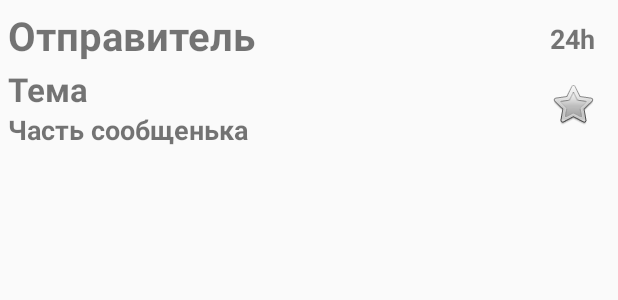
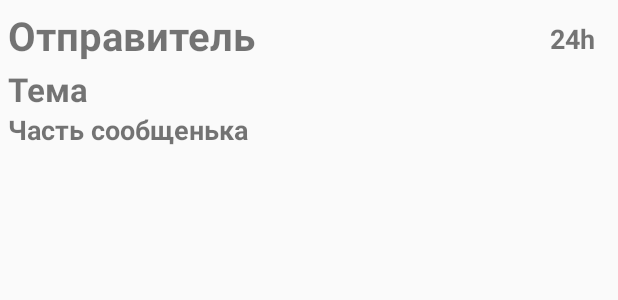
Before and after one commit to BASBK/dstunotify, an Android app: the layout item_list.xml on its own in the app's theme, with its tools: preview values and no code run, on a phone screen of 412 x 824 dp. Shown: the top 300 px of the screen. Run offline under Robolectric (Android 15) with nearby library versions, the phone set to English and light mode, and no system bars.

```diff
--- a/app/src/main/res/layout/item_list.xml
+++ b/app/src/main/res/layout/item_list.xml
@@ -9,13 +9,14 @@
 
     <TextView
         android:id="@+id/time"
-        android:layout_width="wrap_content"
+        android:layout_width="100dp"
         android:layout_height="wrap_content"
         android:layout_alignParentRight="true"
         android:layout_marginRight="15dp"
         android:layout_marginTop="8dp"
         android:textSize="8pt"
         android:textStyle="bold"
+        android:gravity="right"
         android:text="@string/time" />
 
     <TextView
@@ -45,19 +46,7 @@
         android:textStyle="bold"
         android:textSize="10pt"
         android:text="@string/theme_name" />
-    <CheckBox
-        android:id="@+id/add2fav"
-        android:layout_width="wrap_content"
-        android:layout_height="wrap_content"
-        android:layout_toRightOf="@id/Theme"
-        android:button="@null"
-        android:drawableRight="@android:drawable/btn_star"
-        android:layout_alignParentRight="true"
-        android:layout_marginRight="14dp"
-        android:layout_marginTop="15dp"
-        android:layout_below="@id/time"
-        android:layout_alignLeft="@id/time"
-        />
+
     <TextView
         android:id="@+id/messagePart"
         android:layout_width="wrap_content"
```
Also changed, not shown: app/src/main/java/com/example/bas_bk/dstunotify/MainActivity.java (+17 -9 lines), app/src/main/java/com/example/bas_bk/dstunotify/Message.java (+0 -14 lines), app/src/main/java/com/example/bas_bk/dstunotify/NetworkAsyncTask.java (+11 -28 lines), app/src/main/java/com/example/bas_bk/dstunotify/NetworkService.java (+17 -16 lines), app/src/main/java/com/example/bas_bk/dstunotify/RealmMessageAdapter.java (+0 -14 lines), app/src/main/res/drawable/ic_refresh_white_24px.xml (added, +9 -0 lines), app/src/main/res/layout/activity_main.xml (+1 -15 lines), app/src/main/res/menu/main.xml (added, +12 -0 lines).
